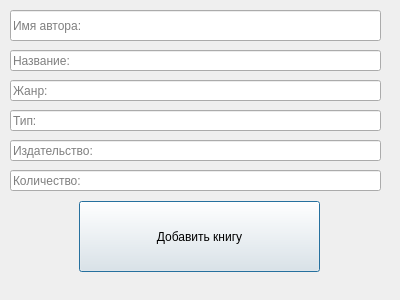
The window that bookinputform.ui (Near8954/library_system) describes before a commit, drawn with Qt 5.
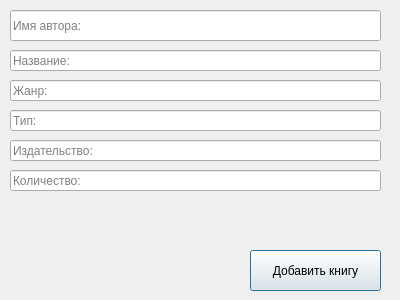
The same window after the commit.

```diff
--- a/bookinputform.ui
+++ b/bookinputform.ui
@@ -16,10 +16,10 @@
   <widget class="QPushButton" name="pushButton">
    <property name="geometry">
     <rect>
-     <x>79</x>
-     <y>201</y>
-     <width>241</width>
-     <height>71</height>
+     <x>250</x>
+     <y>250</y>
+     <width>131</width>
+     <height>41</height>
     </rect>
    </property>
    <property name="text">
```
